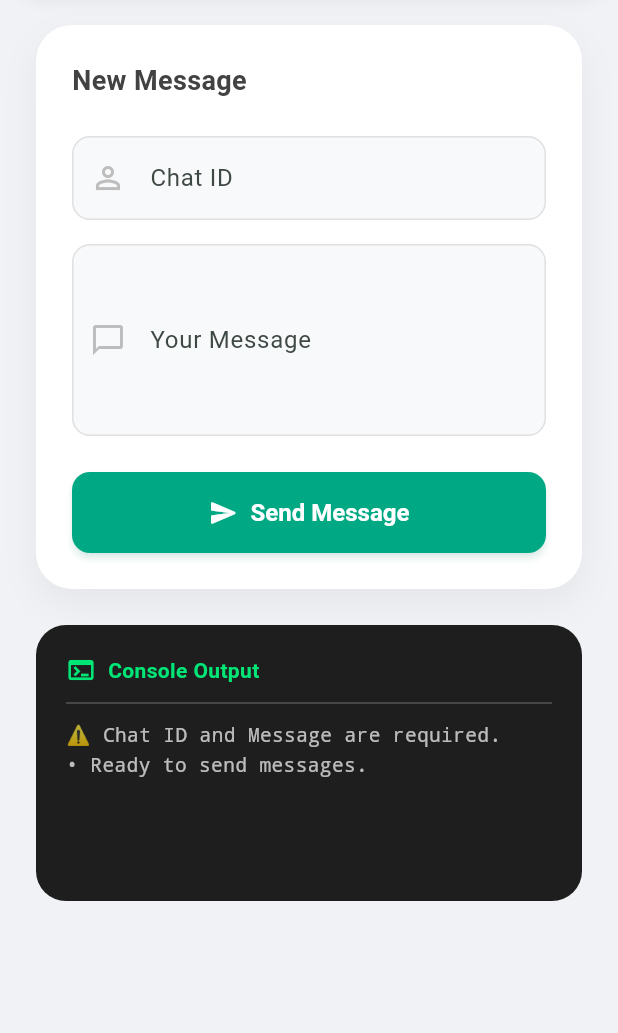
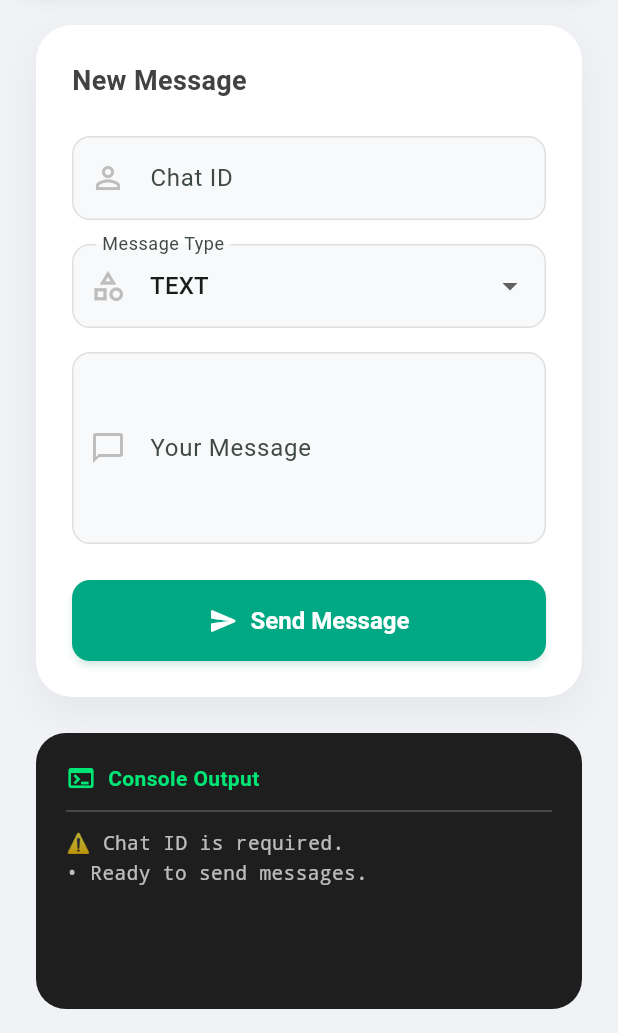
Before and after one commit to Ahmedelsapagh10/waapi_flutter, a Flutter app: the screen it shows after launch, after a tap on "Send Message", on a phone screen of 412 x 824 dp, the part 203-1236 px from its top. Run offline on Flutter 3.47's test engine with Material 3 defaults, Android fonts, the phone set to English and light mode, and no system bars; our stand-ins replace dio, file_picker.

Commit message:
feat: add a Flutter example application to demonstrate waapi_flutter usage by sending text and media messages.

```diff
--- a/example/lib/main.dart
+++ b/example/lib/main.dart
@@ -1,5 +1,6 @@
 import 'package:flutter/material.dart';
 import 'package:flutter/services.dart';
+import 'package:file_picker/file_picker.dart';
 import 'package:waapi_flutter/waapi_flutter.dart';
 import 'app_constants.dart';
 
@@ -83,10 +84,19 @@ class _HomeScreenState extends State<HomeScreen> {
 
   final _chatIdController = TextEditingController();
   final _messageController = TextEditingController();
+  final _captionController = TextEditingController();
 
   String _log = '• Ready to send messages.';
   bool _isLoading = false;
   WaapiClient? _client;
+
+  // Message type selection
+  String _selectedType = 'text';
+  final List<String> _messageTypes = ['text', 'media'];
+
+  // File picker
+  String? _selectedFilePath;
+  String? _selectedFileName;
 
   @override
   void dispose() {
@@ -95,6 +105,7 @@ class _HomeScreenState extends State<HomeScreen> {
     _authKeyController.dispose();
     _chatIdController.dispose();
     _messageController.dispose();
+    _captionController.dispose();
     super.dispose();
   }
 
@@ -110,12 +121,40 @@ class _HomeScreenState extends State<HomeScreen> {
     );
   }
 
+  Future<void> _pickFile() async {
+    try {
+      FilePickerResult? result = await FilePicker.platform.pickFiles(
+        type: FileType.custom,
+        allowedExtensions: [
+          'jpg',
+          'jpeg',
+          'png',
+          'gif',
+          'pdf',
+          'mp4',
+          'webp',
+          'doc',
+          'docx',
+        ],
+      );
+      if (result != null && result.files.single.path != null) {
+        setState(() {
+          _selectedFilePath = result.files.single.path;
+          _selectedFileName = result.files.single.name;
+        });
+        _appendLog('📎 Selected: $_selectedFileName');
+      }
+    } catch (e) {
+      _appendLog('❌ Error picking file: $e');
+    }
+  }
+
   Future<void> _sendMessage() async {
     if (_client == null) _initClient();
     if (_client == null) return;
 
-    if (_chatIdController.text.isEmpty || _messageController.text.isEmpty) {
-      _appendLog('⚠️ Chat ID and Message are required.');
+    if (_chatIdController.text.isEmpty) {
+      _appendLog('⚠️ Chat ID is required.');
       return;
     }
 
@@ -123,12 +162,41 @@ class _HomeScreenState extends State<HomeScreen> {
     final chatId = _chatIdController.text.trim();
 
     try {
-      final response = await _client!.sendText(
+      WaapiResponse response;
+
+      if (_selectedType == 'text') {
+        if (_messageController.text.isEmpty) {
+          _appendLog('⚠️ Message text is required.');
+          setState(() => _isLoading = false);
+          return;
+        }
+        response = await _client!.sendText(
           chatId: chatId,
           message: _messageController.text,
         );
+      } else {
+        // Media type
+        if (_selectedFilePath == null && _messageController.text.isEmpty) {
+          _appendLog('⚠️ Select a file or provide a media URL.');
+          setState(() => _isLoading = false);
+          return;
+        }
+        response = await _client!.sendMedia(
+          chatId: chatId,
+          filePath: _selectedFilePath,
+          mediaUrl: _selectedFilePath == null ? _messageController.text : null,
+          caption: _captionController.text,
+          filename: _selectedFileName,
+        );
+      }
+
       _appendLog('✅ Sent! Status: ${response.status}');
       _messageController.clear();
+      _captionController.clear();
+      setState(() {
+        _selectedFilePath = null;
+        _selectedFileName = null;
+      });
     } catch (e) {
       _appendLog('❌ Error: $e');
     } finally {
@@ -229,6 +297,8 @@ class _HomeScreenState extends State<HomeScreen> {
                         ),
                       ),
                       const SizedBox(height: 24),
+
+                      // Chat ID
                       TextField(
                         controller: _chatIdController,
                         decoration: InputDecoration(
@@ -243,6 +313,39 @@ class _HomeScreenState extends State<HomeScreen> {
                         keyboardType: TextInputType.emailAddress,
                       ),
                       const SizedBox(height: 16),
+
+                      // Message Type Dropdown
+                      DropdownButtonFormField<String>(
+                        value: _selectedType,
+                        decoration: InputDecoration(
+                          labelText: 'Message Type',
+                          prefixIcon: Icon(
+                            Icons.category_outlined,
+                            color: Colors.grey.shade400,
+                          ),
+                          fillColor: const Color(0xFFF8F9FA),
+                          filled: true,
+                        ),
+                        items: _messageTypes
+                            .map(
+                              (type) => DropdownMenuItem(
+                                value: type,
+                                child: Text(type.toUpperCase()),
+                              ),
+                            )
+                            .toList(),
+                        onChanged: (value) {
+                          setState(() {
+                            _selectedType = value!;
+                            _selectedFilePath = null;
+                            _selectedFileName = null;
+                          });
+                        },
+                      ),
+                      const SizedBox(height: 16),
+
+                      // Dynamic Fields based on Type
+                      if (_selectedType == 'text') ...[
                         TextField(
                           controller: _messageController,
                           decoration: InputDecoration(
@@ -256,6 +359,35 @@ class _HomeScreenState extends State<HomeScreen> {
                           ),
                           maxLines: 4,
                         ),
+                      ] else ...[
+                        const SizedBox(height: 8),
+                        TextField(
+                          controller: _messageController,
+                          decoration: InputDecoration(
+                            labelText: 'Media URL',
+                            hintText: 'https://example.com/image.jpg',
+                            prefixIcon: Icon(
+                              Icons.link,
+                              color: Colors.grey.shade400,
+                            ),
+                            fillColor: const Color(0xFFF8F9FA),
+                          ),
+                        ),
+                        const SizedBox(height: 16),
+                        TextField(
+                          controller: _captionController,
+                          decoration: InputDecoration(
+                            labelText: 'Caption (Optional)',
+                            hintText: 'Add a caption...',
+                            prefixIcon: Icon(
+                              Icons.short_text,
+                              color: Colors.grey.shade400,
+                            ),
+                            fillColor: const Color(0xFFF8F9FA),
+                          ),
+                        ),
+                      ],
+
                       const SizedBox(height: 24),
                       SizedBox(
                         width: double.infinity,
@@ -271,12 +403,21 @@ class _HomeScreenState extends State<HomeScreen> {
                                     strokeWidth: 2.5,
                                   ),
                                 )
-                              : const Row(
+                              : Row(
                                   mainAxisAlignment: MainAxisAlignment.center,
                                   children: [
-                                    Icon(Icons.send_rounded, size: 20),
-                                    SizedBox(width: 8),
-                                    Text('Send Message'),
+                                    Icon(
+                                      _selectedType == 'media'
+                                          ? Icons.upload_file
+                                          : Icons.send_rounded,
+                                      size: 20,
+                                    ),
+                                    const SizedBox(width: 8),
+                                    Text(
+                                      _selectedType == 'media'
+                                          ? 'Send Media'
+                                          : 'Send Message',
+                                    ),
                                   ],
                                 ),
                         ),
--- a/example/pubspec.yaml
+++ b/example/pubspec.yaml
@@ -33,6 +33,7 @@ dependencies:
   waapi_flutter:
     path: ../
   # flutter_contacts, permission_handler, file_picker, record, path_provider, audioplayers removed per user request.
+  file_picker: ^8.1.7
 
   # The following adds the Cupertino Icons font to your application.
   # Use with the CupertinoIcons class for iOS style icons.
```
Also changed, not shown: example/pubspec.lock, 1 other file. Lines whose indentation alone changed are shown as unchanged.
